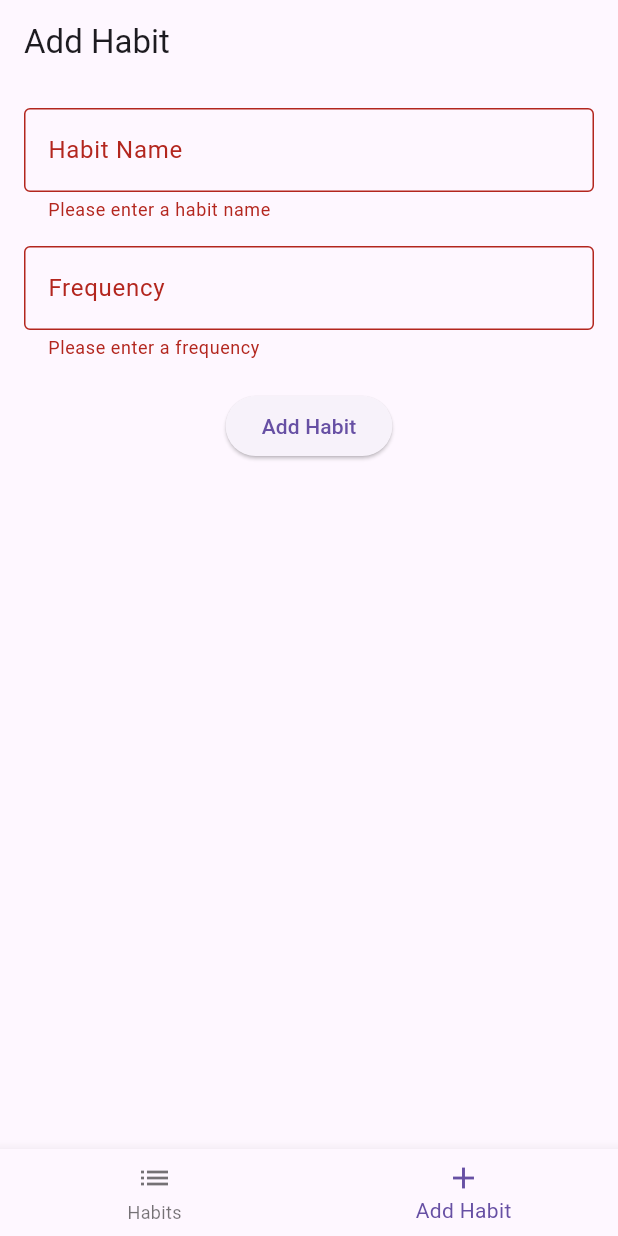
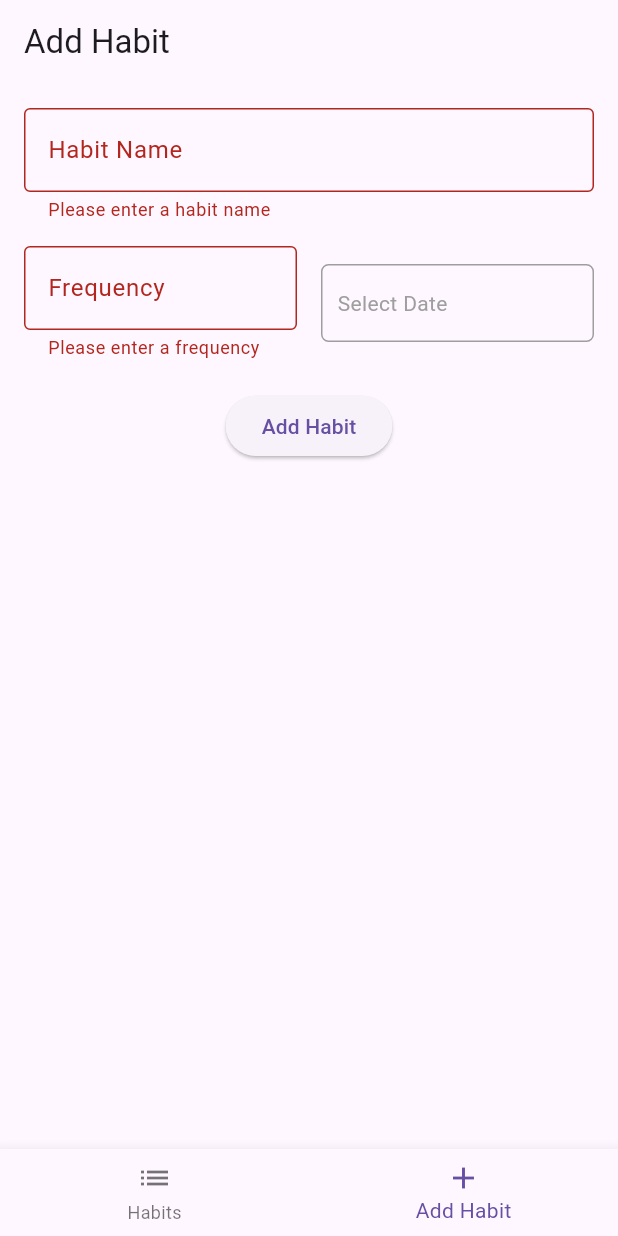
Before and after one commit to Umutoniwasepie/Habit_Harmony_Mobile_App, a Flutter app: the screen it shows after launch, item 2 of the bottom bar chosen, after a tap on "Add Habit", on a phone screen of 412 x 824 dp. Run offline on Flutter 3.47's test engine with Material 3 defaults, Android fonts, the phone set to English and light mode, and no system bars.

Commit message:
Added a calendar option next to the frequency

```diff
--- a/habit_harmony/lib/add_habit_screen.dart
+++ b/habit_harmony/lib/add_habit_screen.dart
@@ -1,7 +1,7 @@
 import 'package:flutter/material.dart';
 
 class AddHabitScreen extends StatefulWidget {
-  final Function(String, String) onAddHabit;
+  final Function(String, String, DateTime) onAddHabit;
 
   const AddHabitScreen({required this.onAddHabit, super.key});
 
@@ -13,6 +13,7 @@ class _AddHabitScreenState extends State<AddHabitScreen> {
   final _formKey = GlobalKey<FormState>();
   final _habitNameController = TextEditingController();
   final _habitFrequencyController = TextEditingController();
+  DateTime? _selectedDate;
 
   @override
   void dispose() {
@@ -22,14 +23,32 @@ class _AddHabitScreenState extends State<AddHabitScreen> {
   }
 
   void _submitForm() {
-    if (_formKey.currentState!.validate()) {
+    if (_formKey.currentState!.validate() && _selectedDate != null) {
       widget.onAddHabit(
         _habitNameController.text,
         _habitFrequencyController.text,
+        _selectedDate!,
       );
       // Clear text fields after adding habit
       _habitNameController.clear();
       _habitFrequencyController.clear();
+      setState(() {
+        _selectedDate = null;
+      });
+    }
+  }
+
+  Future<void> _selectDate(BuildContext context) async {
+    final DateTime? pickedDate = await showDatePicker(
+      context: context,
+      initialDate: DateTime.now(),
+      firstDate: DateTime(2000),
+      lastDate: DateTime(2101),
+    );
+    if (pickedDate != null && pickedDate != _selectedDate) {
+      setState(() {
+        _selectedDate = pickedDate;
+      });
     }
   }
 
@@ -60,7 +79,10 @@ class _AddHabitScreenState extends State<AddHabitScreen> {
                 },
               ),
               const SizedBox(height: 16),
-              TextFormField(
+              Row(
+                children: [
+                  Expanded(
+                    child: TextFormField(
                       controller: _habitFrequencyController,
                       decoration: const InputDecoration(
                         labelText: 'Frequency',
@@ -72,6 +94,33 @@ class _AddHabitScreenState extends State<AddHabitScreen> {
                         }
                         return null;
                       },
+                    ),
+                  ),
+                  const SizedBox(width: 16),
+                  Expanded(
+                    child: GestureDetector(
+                      onTap: () => _selectDate(context),
+                      child: Container(
+                        padding: const EdgeInsets.symmetric(
+                            vertical: 15, horizontal: 10),
+                        decoration: BoxDecoration(
+                          border: Border.all(color: Colors.grey),
+                          borderRadius: BorderRadius.circular(5),
+                        ),
+                        child: Text(
+                          _selectedDate == null
+                              ? 'Select Date'
+                              : '${_selectedDate!.day}/${_selectedDate!.month}/${_selectedDate!.year}',
+                          style: TextStyle(
+                            color: _selectedDate == null
+                                ? Colors.grey
+                                : Colors.black,
+                          ),
+                        ),
+                      ),
+                    ),
+                  ),
+                ],
               ),
               const SizedBox(height: 20),
               Center(
--- a/habit_harmony/lib/main.dart
+++ b/habit_harmony/lib/main.dart
@@ -31,9 +31,10 @@ class _MainScreenState extends State<MainScreen> {
   int _selectedIndex = 0;
   final List<Habit> _habits = [];
 
-  void _addHabit(String name, String frequency) {
+  void _addHabit(String name, String frequency, DateTime date) {
     setState(() {
-      _habits.add(Habit(name: name, frequency: frequency, isCompleted: false));
+      _habits.add(Habit(
+          name: name, frequency: frequency, date: date, isCompleted: false));
     });
   }
 
@@ -112,10 +113,14 @@ class HabitsScreen extends StatelessWidget {
 
 class Habit {
   Habit(
-      {required this.name, required this.frequency, this.isCompleted = false});
+      {required this.name,
+      required this.frequency,
+      required this.date,
+      this.isCompleted = false});
 
   String name;
   String frequency;
+  DateTime date;
   bool isCompleted;
 }
 
@@ -136,7 +141,8 @@ class HabitItem extends StatelessWidget {
         },
       ),
       title: Text(habit.name),
-      subtitle: Text(habit.frequency),
+      subtitle: Text(
+          'Frequency: ${habit.frequency}\nDate: ${habit.date.day}/${habit.date.month}/${habit.date.year}'),
     );
   }
 }
```
Lines whose indentation alone changed are shown as unchanged.
